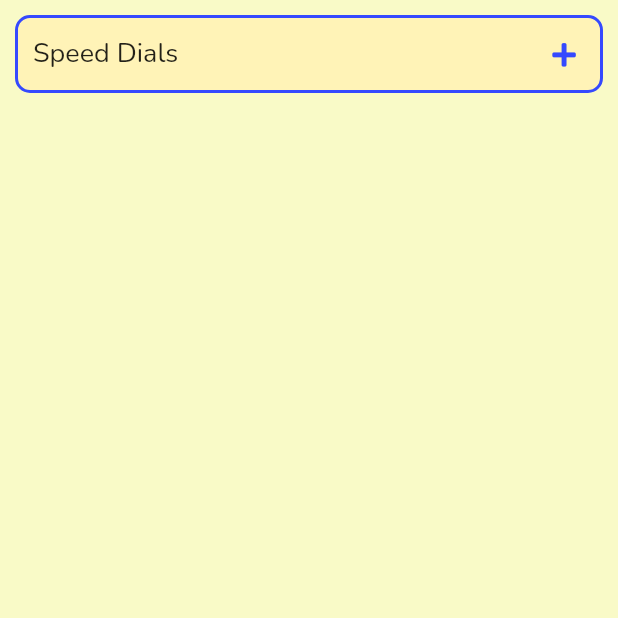
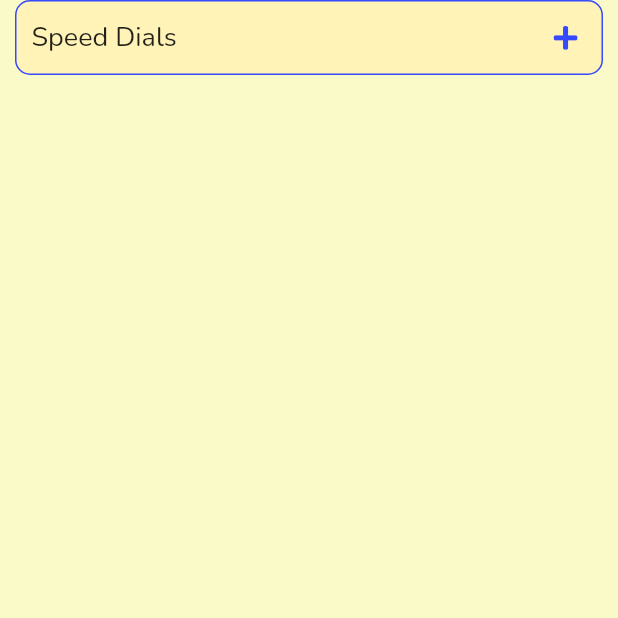
Before and after one commit to Imnmania/Flutter_SIP, a Flutter app: the SpeedDial screen opened directly, on a phone screen of 412 x 824 dp, the top half of it. Run offline on Flutter 3.47's test engine with Material 2 defaults, Android fonts, the phone set to English and light mode, and no system bars; our stand-ins replace auto_animated, bloc, community_material_icon, connectivity_plus, contacts_service, flutter_bloc and 8 more; missing offline and left inert: flutter_webrtc, sip_ua, transition; accounts and stored records are empty.

Commit message:
fixed padding issue on speed dial

```diff
--- a/lib/presentation/communication_module/page_view_items/speed_dial.dart
+++ b/lib/presentation/communication_module/page_view_items/speed_dial.dart
@@ -50,16 +50,17 @@ class _SpeedDialState extends State<SpeedDial> {
           Positioned(
             top: 0,
             child: Container(
-              padding: EdgeInsets.all(10),
+              // padding: EdgeInsets.all(10),
               width: sWidth,
               child: Column(
                 children: [
                   Container(
+                    margin: EdgeInsets.symmetric(horizontal: 10),
                     decoration: BoxDecoration(
                       color: KothonColors.homeTopSectionBackground,
                       border: Border.all(
                         color: KothonColors.barIconColor,
-                        width: 2,
+                        width: 1,
                         style: BorderStyle.solid,
                       ),
                       borderRadius: BorderRadius.circular(10),
@@ -74,7 +75,7 @@ class _SpeedDialState extends State<SpeedDial> {
                         //     onPressed: null,
                         //   ),
                         // ),
-                        Padding(
+                        Container(
                           padding: const EdgeInsets.only(left: 10.0),
                           child: Text(
                             'Speed Dials',
@@ -114,11 +115,14 @@ class _SpeedDialState extends State<SpeedDial> {
                       context: context,
                       removeTop: true,
                       child: ListView.separated(
-                        separatorBuilder: (context, index) {
-                          return Divider(
-                            height: 5,
-                          );
-                        },
+                        // separatorBuilder: (context, index) {
+                        // return Divider(
+                        // height: 5,
+                        // );
+                        // },
+                        separatorBuilder: (context, index) => Divider(
+                          color: Colors.black,
+                        ),
                         shrinkWrap: true,
                         itemCount: speedDialList.length,
                         itemBuilder: (context, index) {
```
